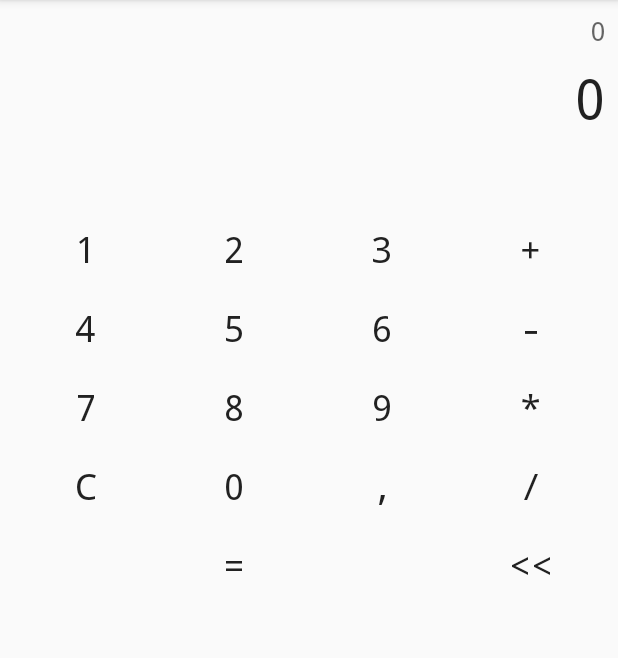
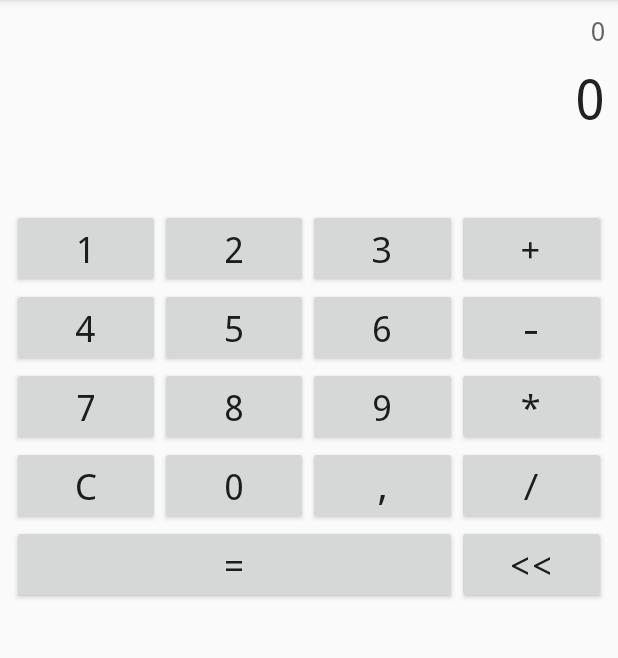
Before and after one commit to CriticalGnome/Calculator, an Android app: the screen it shows after launch (MainActivity), on a phone screen of 412 x 824 dp, the part 84-742 px from its top. Run offline under Robolectric (Android 15) with nearby library versions, the phone set to English and light mode, and no system bars.

Commit message:
Make shine

```diff
--- a/app/src/main/res/layout/activity_main.xml
+++ b/app/src/main/res/layout/activity_main.xml
@@ -65,7 +65,6 @@
 
         <Button
             android:id="@+id/button_1"
-            style="@style/Widget.AppCompat.Button.Borderless"
             android:layout_width="wrap_content"
             android:layout_height="wrap_content"
             android:layout_weight="1"
@@ -75,7 +74,6 @@
 
         <Button
             android:id="@+id/button_2"
-            style="@style/Widget.AppCompat.Button.Borderless"
             android:layout_width="wrap_content"
             android:layout_height="wrap_content"
             android:layout_weight="1"
@@ -85,23 +83,21 @@
 
         <Button
             android:id="@+id/button_3"
-            style="@style/Widget.AppCompat.Button.Borderless"
             android:layout_width="wrap_content"
             android:layout_height="wrap_content"
             android:layout_weight="1"
             android:fontFamily="monospace"
             android:text="@string/_3"
-            android:textSize="24sp" />
+            android:textSize="24sp"/>
 
         <Button
             android:id="@+id/button_add"
-            style="@style/Widget.AppCompat.Button.Borderless"
             android:layout_width="wrap_content"
             android:layout_height="wrap_content"
             android:layout_weight="1"
             android:fontFamily="monospace"
             android:text="@string/add"
-            android:textSize="24sp" />
+            android:textSize="24sp"/>
     </LinearLayout>
 
     <LinearLayout
@@ -118,43 +114,39 @@
 
         <Button
             android:id="@+id/button_4"
-            style="@style/Widget.AppCompat.Button.Borderless"
             android:layout_width="wrap_content"
             android:layout_height="wrap_content"
             android:layout_weight="1"
             android:fontFamily="monospace"
             android:text="@string/_4"
-            android:textSize="24sp" />
+            android:textSize="24sp"/>
 
         <Button
             android:id="@+id/button_5"
-            style="@style/Widget.AppCompat.Button.Borderless"
             android:layout_width="wrap_content"
             android:layout_height="wrap_content"
             android:layout_weight="1"
             android:fontFamily="monospace"
             android:text="@string/_5"
-            android:textSize="24sp" />
+            android:textSize="24sp"/>
 
         <Button
             android:id="@+id/button_6"
-            style="@style/Widget.AppCompat.Button.Borderless"
             android:layout_width="wrap_content"
             android:layout_height="wrap_content"
             android:layout_weight="1"
             android:fontFamily="monospace"
             android:text="@string/_6"
-            android:textSize="24sp" />
+            android:textSize="24sp"/>
 
         <Button
             android:id="@+id/button_sub"
-            style="@style/Widget.AppCompat.Button.Borderless"
             android:layout_width="wrap_content"
             android:layout_height="wrap_content"
             android:layout_weight="1"
             android:fontFamily="monospace"
             android:text="@string/sub"
-            android:textSize="24sp" />
+            android:textSize="24sp"/>
     </LinearLayout>
 
     <LinearLayout
@@ -171,43 +163,39 @@
 
         <Button
             android:id="@+id/button_7"
-            style="@style/Widget.AppCompat.Button.Borderless"
             android:layout_width="wrap_content"
             android:layout_height="wrap_content"
             android:layout_weight="1"
             android:fontFamily="monospace"
             android:text="@string/_7"
-            android:textSize="24sp" />
+            android:textSize="24sp"/>
 
         <Button
             android:id="@+id/button_8"
-            style="@style/Widget.AppCompat.Button.Borderless"
             android:layout_width="wrap_content"
             android:layout_height="wrap_content"
             android:layout_weight="1"
             android:fontFamily="monospace"
             android:text="@string/_8"
-            android:textSize="24sp" />
+            android:textSize="24sp"/>
 
         <Button
             android:id="@+id/button_9"
-            style="@style/Widget.AppCompat.Button.Borderless"
             android:layout_width="wrap_content"
             android:layout_height="wrap_content"
             android:layout_weight="1"
             android:fontFamily="monospace"
             android:text="@string/_9"
-            android:textSize="24sp" />
+            android:textSize="24sp"/>
 
         <Button
             android:id="@+id/button_mul"
-            style="@style/Widget.AppCompat.Button.Borderless"
             android:layout_width="wrap_content"
             android:layout_height="wrap_content"
             android:layout_weight="1"
             android:fontFamily="monospace"
             android:text="@string/mul"
-            android:textSize="24sp" />
+            android:textSize="24sp"/>
     </LinearLayout>
 
     <LinearLayout
@@ -224,43 +212,39 @@
 
         <Button
             android:id="@+id/button_reset"
-            style="@style/Widget.AppCompat.Button.Borderless"
             android:layout_width="wrap_content"
             android:layout_height="wrap_content"
             android:layout_weight="1"
             android:fontFamily="monospace"
             android:text="@string/reset"
-            android:textSize="24sp" />
+            android:textSize="24sp"/>
 
         <Button
             android:id="@+id/button_0"
-            style="@style/Widget.AppCompat.Button.Borderless"
             android:layout_width="wrap_content"
             android:layout_height="wrap_content"
             android:layout_weight="1"
             android:fontFamily="monospace"
             android:text="@string/_0"
-            android:textSize="24sp" />
+            android:textSize="24sp"/>
 
         <Button
             android:id="@+id/button_comma"
-            style="@style/Widget.AppCompat.Button.Borderless"
             android:layout_width="wrap_content"
             android:layout_height="wrap_content"
             android:layout_weight="1"
             android:fontFamily="monospace"
             android:text="@string/comma"
-            android:textSize="24sp" />
+            android:textSize="24sp"/>
 
         <Button
             android:id="@+id/button_div"
-            style="@style/Widget.AppCompat.Button.Borderless"
             android:layout_width="wrap_content"
             android:layout_height="wrap_content"
             android:layout_weight="1"
             android:fontFamily="monospace"
             android:text="@string/div"
-            android:textSize="24sp" />
+            android:textSize="24sp"/>
     </LinearLayout>
 
     <LinearLayout
@@ -280,7 +264,6 @@
 
         <Button
             android:id="@+id/button_equal"
-            style="@style/Widget.AppCompat.Button.Borderless"
             android:layout_width="0dp"
             android:layout_height="wrap_content"
             android:layout_weight="3"
@@ -290,7 +273,6 @@
 
         <Button
             android:id="@+id/button_back"
-            style="@style/Widget.AppCompat.Button.Borderless"
             android:layout_width="0dp"
             android:layout_height="wrap_content"
             android:layout_weight="1"
```
